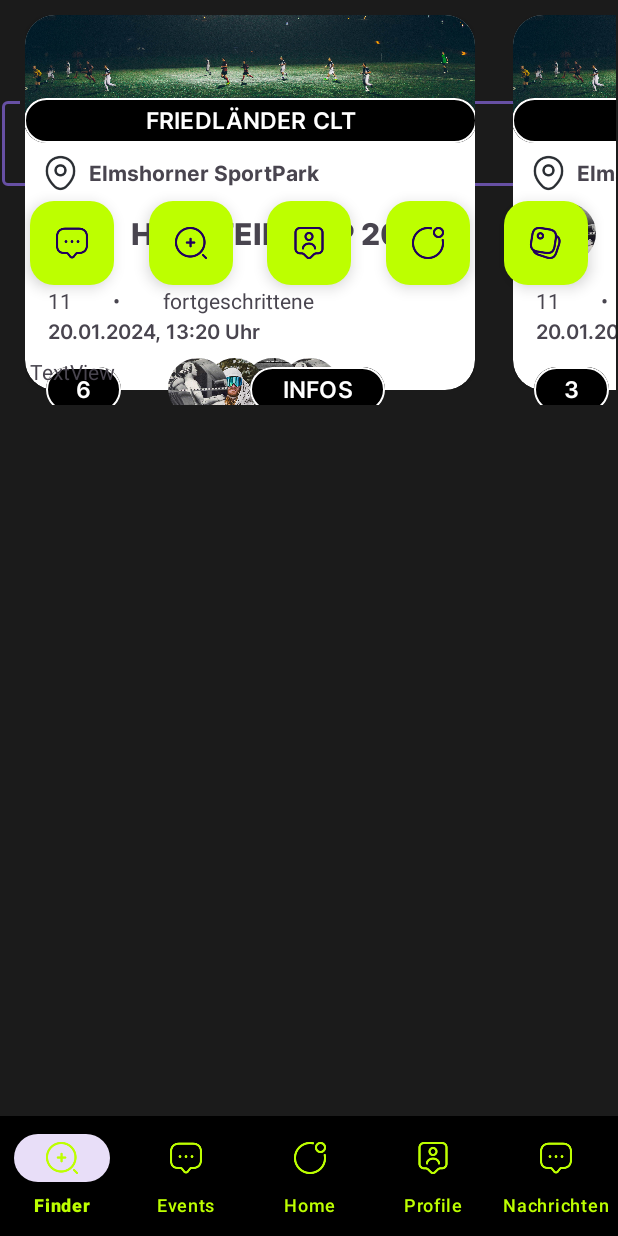
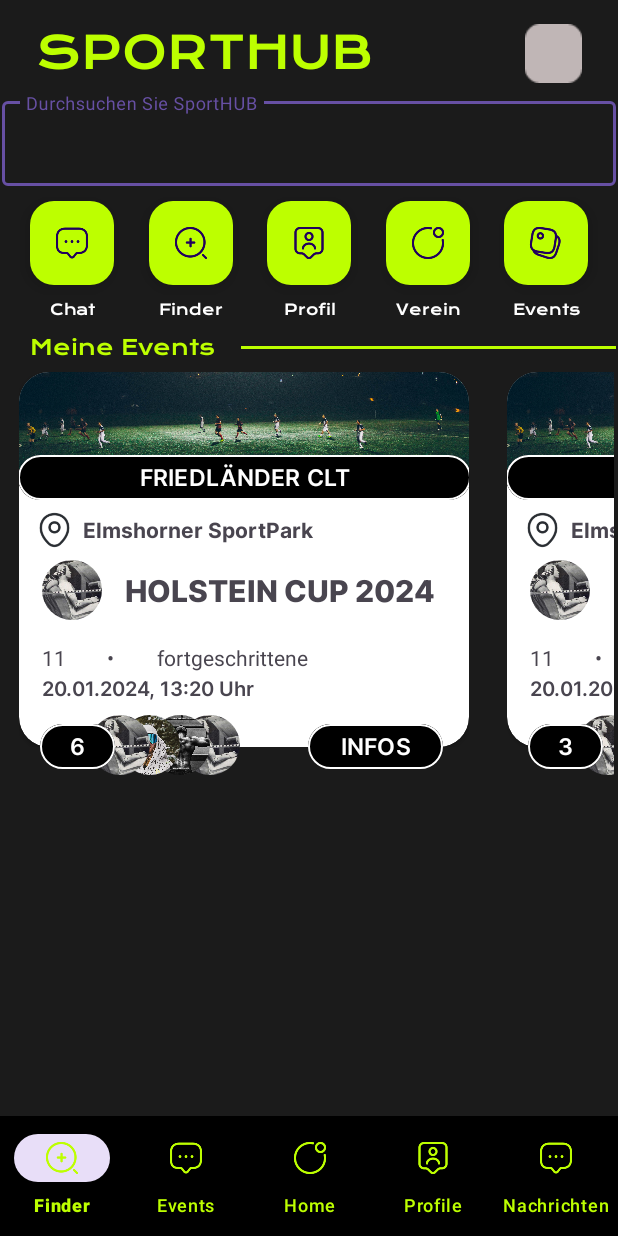
Before and after one commit to LauraNeubauer/SportHUB, an Android app: the screen it shows after launch (MainActivity), on a phone screen of 412 x 824 dp. Run offline under Robolectric (Android 15) with nearby library versions, the phone set to English and light mode, and no system bars.

Commit message:
0.1 - Adapter - ExampleData Home: - RV angepasst Item: - Design angepasst

```diff
--- a/app/src/main/res/layout/events_home_list_item.xml
+++ b/app/src/main/res/layout/events_home_list_item.xml
@@ -3,11 +3,11 @@
     xmlns:app="http://schemas.android.com/apk/res-auto"
     xmlns:tools="http://schemas.android.com/tools"
     android:layout_width="325dp"
-    android:paddingLeft="5dp"
-    android:layout_height="match_parent">
+    android:layout_height="280dp">
 
     <androidx.constraintlayout.widget.ConstraintLayout
         android:id="@+id/cl_item"
+        android:layout_marginBottom="15dp"
         android:layout_width="300dp"
         android:layout_height="250dp"
         app:layout_constraintBottom_toBottomOf="parent"
@@ -149,7 +149,7 @@
         android:id="@+id/iv_profil1"
         android:layout_width="40dp"
         android:layout_height="40dp"
-        android:layout_marginLeft="180dp"
+        android:layout_marginLeft="120dp"
         android:layout_marginTop="-21dp"
         android:background="@drawable/rounded_profilpictures"
         android:clipToOutline="true"
@@ -162,7 +162,7 @@
         android:id="@+id/iv_profil2"
         android:layout_width="40dp"
         android:layout_height="40dp"
-        android:layout_marginLeft="155dp"
+        android:layout_marginLeft="100dp"
         android:layout_marginTop="-21dp"
         android:background="@drawable/rounded_profilpictures"
         android:clipToOutline="true"
@@ -175,7 +175,7 @@
         android:id="@+id/iv_profil3"
         android:layout_width="40dp"
         android:layout_height="40dp"
-        android:layout_marginLeft="130dp"
+        android:layout_marginLeft="80dp"
         android:layout_marginTop="-21dp"
         android:background="@drawable/rounded_profilpictures"
         android:clipToOutline="true"
@@ -188,7 +188,7 @@
         android:id="@+id/iv_profil4"
         android:layout_width="40dp"
         android:layout_height="40dp"
-        android:layout_marginLeft="105dp"
+        android:layout_marginLeft="60dp"
         android:layout_marginTop="-21dp"
         android:background="@drawable/rounded_profilpictures"
         android:clipToOutline="true"
@@ -209,7 +209,7 @@
         android:id="@+id/bt_infos"
         style="@style/ctab_infos"
         android:layout_marginTop="-15dp"
-        android:layout_marginRight="70dp"
+        android:layout_marginRight="30dp"
         app:layout_constraintEnd_toEndOf="parent"
         app:layout_constraintTop_toBottomOf="@+id/cl_item" />
 
--- a/app/src/main/res/layout/home_fragment.xml
+++ b/app/src/main/res/layout/home_fragment.xml
@@ -185,34 +185,45 @@
         android:background="@color/black"
         app:itemIconTint="@color/header"
         app:itemTextColor="@color/header"
+        app:labelVisibilityMode="labeled"
         app:layout_constraintBottom_toBottomOf="parent"
         app:layout_constraintEnd_toEndOf="parent"
-        app:labelVisibilityMode="labeled"
         app:layout_constraintStart_toStartOf="parent"
         app:menu="@menu/bottom_navigation_bar" />
 
     <androidx.recyclerview.widget.RecyclerView
         android:id="@+id/rv_events"
         android:layout_width="409dp"
-        android:layout_height="270dp"
-        android:layout_marginStart="1dp"
-        android:layout_marginEnd="1dp"
+        android:layout_height="277dp"
         android:orientation="horizontal"
         app:layoutManager="androidx.recyclerview.widget.LinearLayoutManager"
         app:layout_constraintEnd_toEndOf="parent"
         app:layout_constraintHorizontal_bias="0.0"
         app:layout_constraintStart_toStartOf="parent"
-        tools:layout_editor_absoluteY="312dp" />
+        app:layout_constraintTop_toBottomOf="@+id/textView" />
 
     <TextView
         android:id="@+id/textView"
         android:layout_width="wrap_content"
         android:layout_height="wrap_content"
         android:layout_marginStart="20dp"
-        android:layout_marginTop="25dp"
-        android:text="TextView"
+        android:layout_marginTop="10dp"
+        android:fontFamily="@font/kronaone_regular"
+        android:text="Meine Events"
+        android:textColor="@color/header"
         app:layout_constraintStart_toStartOf="parent"
         app:layout_constraintTop_toBottomOf="@+id/textView2" />
 
+    <View
+        android:layout_width="250dp"
+        android:layout_height="2dp"
+        android:layout_marginLeft="15dp"
+        android:background="@color/header"
+        app:layout_constraintBottom_toBottomOf="@+id/textView"
+        app:layout_constraintEnd_toEndOf="parent"
+        app:layout_constraintStart_toEndOf="@+id/textView"
+        app:layout_constraintTop_toTopOf="@+id/textView" />
+    />
+
 
 </androidx.constraintlayout.widget.ConstraintLayout>
```
Also changed, not shown: app/src/main/res/layout/list_item_events_home.xml (deleted, +0 -187 lines).
